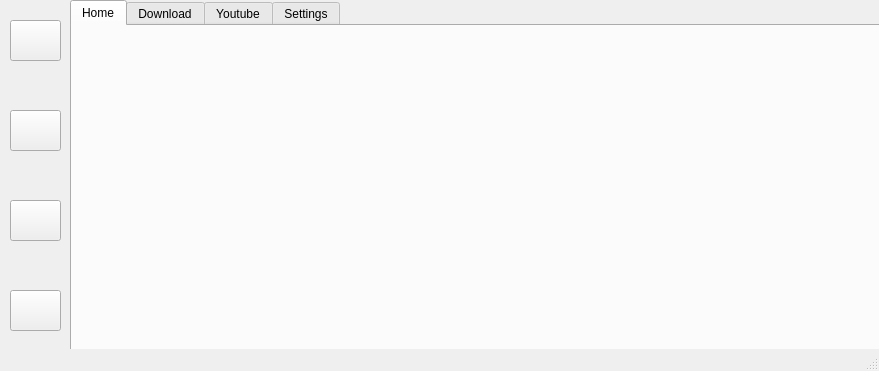
Above: main.ui from gautamsood15/download_manager before the change. Below: the same form after it.
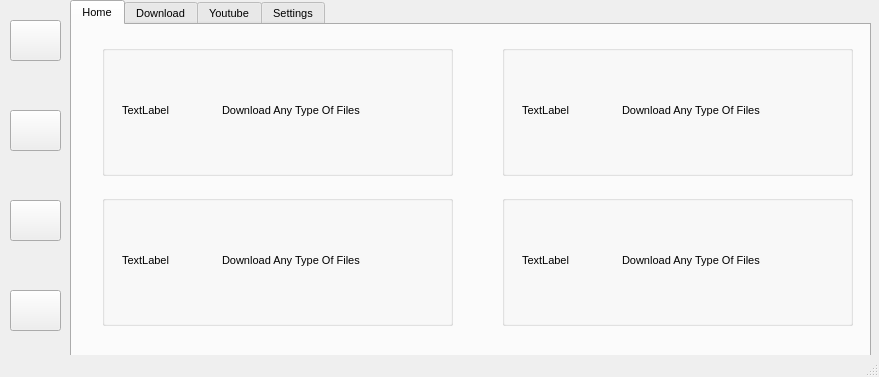
That is the form after the change. The open tabs and pages were chosen to show the change. Icons and pictures are not drawn.

Commit message: Basic home tab layout

```diff
--- a/main.ui
+++ b/main.ui
@@ -7,7 +7,7 @@
     <x>0</x>
     <y>0</y>
     <width>879</width>
-    <height>371</height>
+    <height>377</height>
    </rect>
   </property>
   <property name="windowTitle">
@@ -19,10 +19,15 @@
      <rect>
       <x>70</x>
       <y>0</y>
-      <width>811</width>
+      <width>801</width>
       <height>361</height>
      </rect>
     </property>
+    <property name="font">
+     <font>
+      <pointsize>8</pointsize>
+     </font>
+    </property>
     <property name="currentIndex">
      <number>3</number>
     </property>
@@ -30,6 +35,162 @@
      <attribute name="title">
       <string>Home</string>
      </attribute>
+     <widget class="QGroupBox" name="groupBox">
+      <property name="geometry">
+       <rect>
+        <x>30</x>
+        <y>20</y>
+        <width>351</width>
+        <height>131</height>
+       </rect>
+      </property>
+      <property name="title">
+       <string/>
+      </property>
+      <widget class="QLabel" name="label_8">
+       <property name="geometry">
+        <rect>
+         <x>20</x>
+         <y>20</y>
+         <width>81</width>
+         <height>91</height>
+        </rect>
+       </property>
+       <property name="text">
+        <string>TextLabel</string>
+       </property>
+      </widget>
+      <widget class="QLabel" name="label_9">
+       <property name="geometry">
+        <rect>
+         <x>120</x>
+         <y>20</y>
+         <width>221</width>
+         <height>91</height>
+        </rect>
+       </property>
+       <property name="text">
+        <string>Download Any Type Of Files</string>
+       </property>
+      </widget>
+     </widget>
+     <widget class="QGroupBox" name="groupBox_2">
+      <property name="geometry">
+       <rect>
+        <x>430</x>
+        <y>20</y>
+        <width>351</width>
+        <height>131</height>
+       </rect>
+      </property>
+      <property name="title">
+       <string/>
+      </property>
+      <widget class="QLabel" name="label_10">
+       <property name="geometry">
+        <rect>
+         <x>120</x>
+         <y>20</y>
+         <width>221</width>
+         <height>91</height>
+        </rect>
+       </property>
+       <property name="text">
+        <string>Download Any Type Of Files</string>
+       </property>
+      </widget>
+      <widget class="QLabel" name="label_11">
+       <property name="geometry">
+        <rect>
+         <x>20</x>
+         <y>20</y>
+         <width>81</width>
+         <height>91</height>
+        </rect>
+       </property>
+       <property name="text">
+        <string>TextLabel</string>
+       </property>
+      </widget>
+     </widget>
+     <widget class="QGroupBox" name="groupBox_3">
+      <property name="geometry">
+       <rect>
+        <x>30</x>
+        <y>170</y>
+        <width>351</width>
+        <height>131</height>
+       </rect>
+      </property>
+      <property name="title">
+       <string/>
+      </property>
+      <widget class="QLabel" name="label_12">
+       <property name="geometry">
+        <rect>
+         <x>120</x>
+         <y>20</y>
+         <width>221</width>
+         <height>91</height>
+        </rect>
+       </property>
+       <property name="text">
+        <string>Download Any Type Of Files</string>
+       </property>
+      </widget>
+      <widget class="QLabel" name="label_13">
+       <property name="geometry">
+        <rect>
+         <x>20</x>
+         <y>20</y>
+         <width>81</width>
+         <height>91</height>
+        </rect>
+       </property>
+       <property name="text">
+        <string>TextLabel</string>
+       </property>
+      </widget>
+     </widget>
+     <widget class="QGroupBox" name="groupBox_4">
+      <property name="geometry">
+       <rect>
+        <x>430</x>
+        <y>170</y>
+        <width>351</width>
+        <height>131</height>
+       </rect>
+      </property>
+      <property name="title">
+       <string/>
+      </property>
+      <widget class="QLabel" name="label_14">
+       <property name="geometry">
+        <rect>
+         <x>120</x>
+         <y>20</y>
+         <width>221</width>
+         <height>91</height>
+        </rect>
+       </property>
+       <property name="text">
+        <string>Download Any Type Of Files</string>
+       </property>
+      </widget>
+      <widget class="QLabel" name="label_15">
+       <property name="geometry">
+        <rect>
+         <x>20</x>
+         <y>20</y>
+         <width>81</width>
+         <height>91</height>
+        </rect>
+       </property>
+       <property name="text">
+        <string>TextLabel</string>
+       </property>
+      </widget>
+     </widget>
     </widget>
     <widget class="QWidget" name="tab">
      <attribute name="title">
```
Left out of the diff: 6 changed lines with no effect on the pictures. The commit also changes 1 other file.
